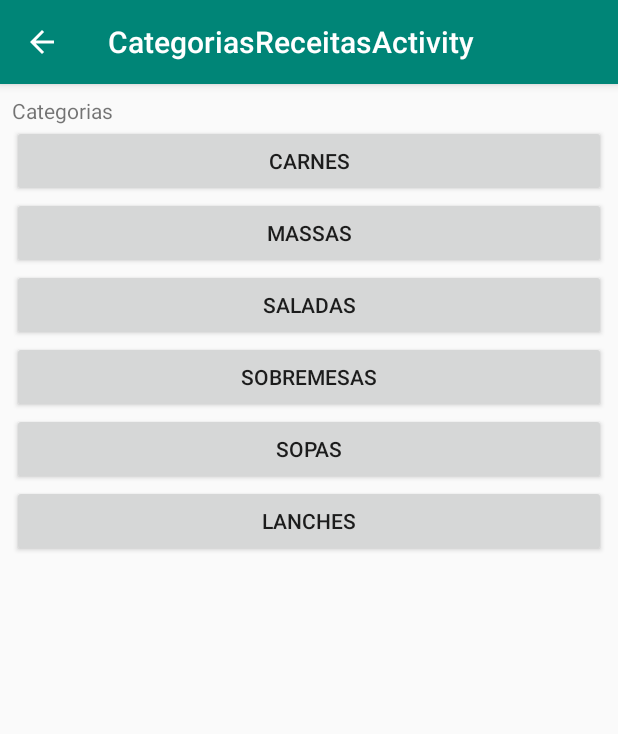
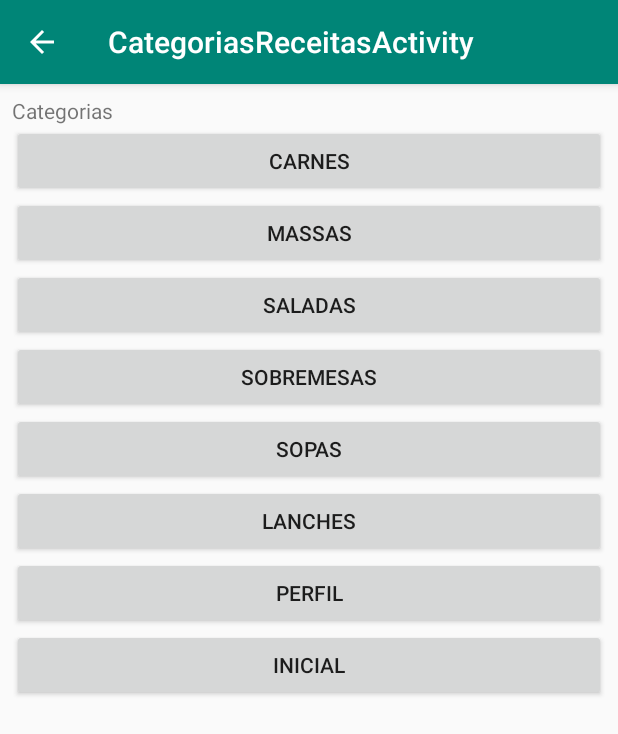
Before and after one commit to leliss213/ChefShop, an Android app: the CategoriasReceitasActivity screen opened directly, with no data from a screen before it, on a phone screen of 412 x 824 dp. Shown: the top 734 px of the screen. Run offline under Robolectric (Android 15) with nearby library versions, the phone set to English and light mode, and no system bars.

Commit message:
tela perfil e botões do menu

```diff
--- a/ChefShop/app/src/main/java/com/example/chefshop/CategoriasReceitasActivity.java
+++ b/ChefShop/app/src/main/java/com/example/chefshop/CategoriasReceitasActivity.java
@@ -1,5 +1,6 @@
 package com.example.chefshop;
 
+import android.content.Intent;
 import android.os.Bundle;
 
 import com.google.android.material.floatingactionbutton.FloatingActionButton;
@@ -15,7 +16,7 @@ import android.widget.EditText;
 import modelDominio.Usuario;
 
 public class CategoriasReceitasActivity extends AppCompatActivity {
-    Button bCategoriaCarnes,bCategoriaMassas,bCategoriaSaladas,bCategoriaSobremesas,bCategoriaSopas,bCategoriaLanches;
+    Button bCategoriaCarnes,bCategoriaMassas,bCategoriaSaladas,bCategoriaSobremesas,bCategoriaSopas,bCategoriaLanches,bPerfilUsuario,bTelaInicial;
     InformacoesApp informacoesApp;
 
     @Override
@@ -30,6 +31,8 @@ public class CategoriasReceitasActivity extends AppCompatActivity {
         bCategoriaSobremesas = findViewById(R.id.bCategoriaSobremesas);
         bCategoriaSopas = findViewById(R.id.bCategoriaSopas);
         bCategoriaLanches = findViewById(R.id.bCategoriaLanches);
+        bPerfilUsuario = findViewById(R.id.bPerfilUsuario);
+        bTelaInicial = findViewById(R.id.bTelaInicial);
 
         informacoesApp = (InformacoesApp) getApplicationContext();
 
@@ -82,6 +85,24 @@ public class CategoriasReceitasActivity extends AppCompatActivity {
             }
         });
 
+        //Botão Perfil:
+        bPerfilUsuario.setOnClickListener(new View.OnClickListener() {
+            @Override
+            public void onClick(View view) {
+                Intent it = new Intent(CategoriasReceitasActivity.this, PerfilUsuarioActivity.class);
+                startActivity(it);
+            }
+        });
+
+        //Botão Tela Inicial:
+        bTelaInicial.setOnClickListener(new View.OnClickListener() {
+            @Override
+            public void onClick(View view) {
+//                Intent it = new Intent(CategoriasReceitasActivity.this, CategoriasReceitasActivity.class);
+//                startActivity(it);
+            }
+        });
+
         getSupportActionBar().setDisplayHomeAsUpEnabled(true);
     }
 
--- a/ChefShop/app/src/main/res/layout/content_categorias_receitas.xml
+++ b/ChefShop/app/src/main/res/layout/content_categorias_receitas.xml
@@ -45,5 +45,17 @@
         android:text="Lanches"
         android:id="@+id/bCategoriaLanches"/>
 
+    <!-- separar, botar em baixo da tela -->
+    <Button
+        android:layout_width="match_parent"
+        android:layout_height="wrap_content"
+        android:text="Perfil"
+        android:id="@+id/bPerfilUsuario"/>
+    <Button
+        android:layout_width="match_parent"
+        android:layout_height="wrap_content"
+        android:text="Inicial"
+        android:id="@+id/bTelaInicial"/>
+
 
 </LinearLayout>
--- a/ChefShop/app/src/main/res/values/strings.xml
+++ b/ChefShop/app/src/main/res/values/strings.xml
@@ -5,4 +5,5 @@
     <string name="title_activity_login">LoginActivity</string>
     <string name="title_activity_cadastro_usuario">CadastroUsuarioActivity</string>
     <string name="title_activity_categorias_receitas">CategoriasReceitasActivity</string>
+    <string name="title_activity_perfil_usuario">PerfilUsuarioActivity</string>
 </resources>
```
Also changed, not shown: ChefShop/app/src/main/AndroidManifest.xml (+9 -0 lines), ChefShop/app/src/main/java/com/example/chefshop/PerfilUsuarioActivity.java (added, +25 -0 lines), ChefShop/app/src/main/res/layout/activity_perfil_usuario.xml (added, +25 -0 lines), ChefShop/app/src/main/res/layout/content_perfil_usuario.xml (added, +22 -0 lines), 4 other files.
